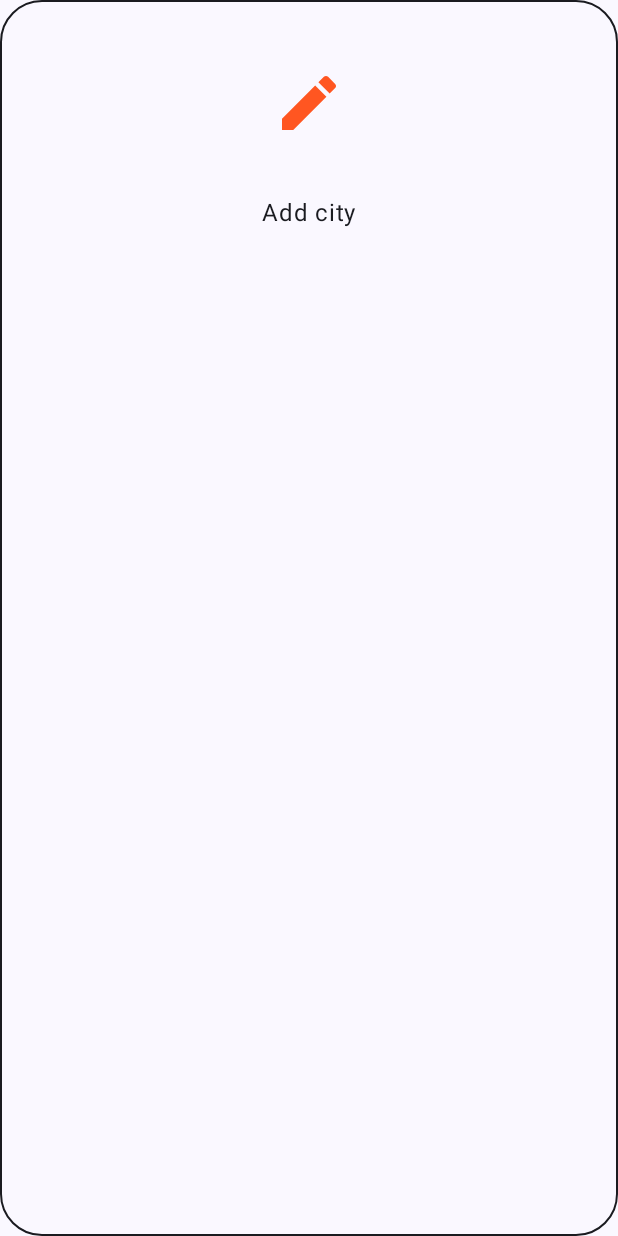
After one commit to Ekaterina-El/WeatherAPI, an Android app built with Jetpack Compose: the composable AddFavoriteCity shown on its own in the app's theme, on a phone screen of 412 x 824 dp. The commit adds this screen. Run offline under Robolectric (Android 15) with nearby library versions, the phone set to English and light mode, and no system bars; 3 statements that could not run were skipped.

Commit message:
Added FavoriteCitiesContent

```diff
--- a/app/src/main/java/ru/elkael/weatherapp/presentations/MainActivity.kt
+++ b/app/src/main/java/ru/elkael/weatherapp/presentations/MainActivity.kt
@@ -5,6 +5,11 @@ import androidx.activity.ComponentActivity
 import androidx.activity.compose.setContent
 import androidx.activity.enableEdgeToEdge
 import com.arkivanov.decompose.defaultComponentContext
+import kotlinx.coroutines.CoroutineScope
+import kotlinx.coroutines.Dispatchers
+import kotlinx.coroutines.launch
+import ru.elkael.weatherapp.domain.useCase.AddToFavoriteUseCase
+import ru.elkael.weatherapp.domain.useCase.SearchCityUseCase
 import ru.elkael.weatherapp.presentations.root.DefaultRootComponent
 import ru.elkael.weatherapp.presentations.root.RootContent
 import javax.inject.Inject
--- /dev/null
+++ b/app/src/main/java/ru/elkael/weatherapp/presentations/extensions/IntExt.kt
@@ -0,0 +1,3 @@
+package ru.elkael.weatherapp.presentations.extensions
+
+fun Int.tempToFormatedString() = "${this}ºC"
--- /dev/null
+++ b/app/src/main/java/ru/elkael/weatherapp/presentations/favorite/content/AddFavoriteCity.kt
@@ -0,0 +1,62 @@
+package ru.elkael.weatherapp.presentations.favorite.content
+
+import androidx.compose.foundation.border
+import androidx.compose.foundation.layout.Arrangement
+import androidx.compose.foundation.layout.Column
+import androidx.compose.foundation.layout.Spacer
+import androidx.compose.foundation.layout.fillMaxSize
+import androidx.compose.foundation.layout.fillMaxWidth
+import androidx.compose.foundation.layout.height
+import androidx.compose.foundation.layout.size
+import androidx.compose.foundation.layout.sizeIn
+import androidx.compose.material.icons.Icons
+import androidx.compose.material.icons.filled.Edit
+import androidx.compose.material3.Card
+import androidx.compose.material3.CardDefaults
+import androidx.compose.material3.Icon
+import androidx.compose.material3.MaterialTheme
+import androidx.compose.material3.Text
+import androidx.compose.runtime.Composable
+import androidx.compose.ui.Alignment
+import androidx.compose.ui.Modifier
+import androidx.compose.ui.graphics.Color
+import androidx.compose.ui.res.stringResource
+import androidx.compose.ui.unit.dp
+import ru.elkael.weatherapp.R
+import ru.elkael.weatherapp.presentations.ui.theme.Orange
+
+@Composable
+fun AddFavoriteCity(onClick: () -> Unit) {
+    Card(
+        modifier = Modifier
+            .fillMaxSize()
+            .border(
+                width = 1.dp,
+                color = MaterialTheme.colorScheme.onBackground,
+                shape = MaterialTheme.shapes.extraLarge
+            ),
+        shape = MaterialTheme.shapes.extraLarge,
+        onClick = onClick,
+        colors = CardDefaults.cardColors(containerColor = Color.Transparent)
+    ) {
+        Column(
+            modifier = Modifier
+                .fillMaxWidth()
+                .sizeIn(minHeight = 196.dp),
+            horizontalAlignment = Alignment.CenterHorizontally,
+            verticalArrangement = Arrangement.Center
+        ) {
+            Icon(
+                modifier = Modifier.size(48.dp),
+                imageVector = Icons.Default.Edit,
+                contentDescription = null,
+                tint = Orange
+            )
+            Spacer(modifier = Modifier.height(40.dp))
+            Text(
+                style = MaterialTheme.typography.bodyLarge,
+                text = stringResource(R.string.btn_add_city)
+            )
+        }
+    }
+}
--- a/app/src/main/java/ru/elkael/weatherapp/presentations/root/RootContent.kt
+++ b/app/src/main/java/ru/elkael/weatherapp/presentations/root/RootContent.kt
@@ -3,7 +3,7 @@ package ru.elkael.weatherapp.presentations.root
 import androidx.compose.runtime.Composable
 import com.arkivanov.decompose.extensions.compose.jetpack.stack.Children
 import ru.elkael.weatherapp.presentations.details.CityDetailsContent
-import ru.elkael.weatherapp.presentations.favorite.FavoriteCityContent
+import ru.elkael.weatherapp.presentations.favorite.content.FavoriteCityContent
 import ru.elkael.weatherapp.presentations.search.SearchContent
 import ru.elkael.weatherapp.presentations.ui.theme.WeatherAppTheme
 
--- a/app/src/main/java/ru/elkael/weatherapp/presentations/ui/theme/Color.kt
+++ b/app/src/main/java/ru/elkael/weatherapp/presentations/ui/theme/Color.kt
@@ -9,3 +9,5 @@ val Pink80 = Color(0xFFEFB8C8)
 val Purple40 = Color(0xFF6650a4)
 val PurpleGrey40 = Color(0xFF625b71)
 val Pink40 = Color(0xFF7D5260)
+
+val Orange = Color(0xFFFF5621)
--- a/app/src/main/java/ru/elkael/weatherapp/presentations/ui/theme/Theme.kt
+++ b/app/src/main/java/ru/elkael/weatherapp/presentations/ui/theme/Theme.kt
@@ -35,7 +35,7 @@ private val LightColorScheme = lightColorScheme(
 
 @Composable
 fun WeatherAppTheme(
-    darkTheme: Boolean = isSystemInDarkTheme(),
+    darkTheme: Boolean = false,
     // Dynamic color is available on Android 12+
     dynamicColor: Boolean = true,
     content: @Composable () -> Unit
--- a/app/src/main/res/values/strings.xml
+++ b/app/src/main/res/values/strings.xml
@@ -1,3 +1,5 @@
 <resources>
     <string name="app_name">Weather App</string>
+    <string name="btn_add_city">Add city</string>
+    <string name="search_city_placeholder">Search</string>
 </resources>
```
Also changed, not shown: app/src/main/java/ru/elkael/weatherapp/presentations/favorite/FavoriteCitiesContent.kt (deleted, +0 -8 lines), app/src/main/java/ru/elkael/weatherapp/presentations/favorite/FavoriteCitiesStoreFactory.kt (+15 -10 lines), app/src/main/java/ru/elkael/weatherapp/presentations/favorite/content/FavoriteCitiesContent.kt (added, +54 -0 lines), app/src/main/java/ru/elkael/weatherapp/presentations/favorite/content/FavoriteCity.kt (added, +102 -0 lines), app/src/main/java/ru/elkael/weatherapp/presentations/favorite/content/SearchCity.kt (added, +54 -0 lines), app/src/main/java/ru/elkael/weatherapp/presentations/ui/theme/Gradient.kt (added, +68 -0 lines).
